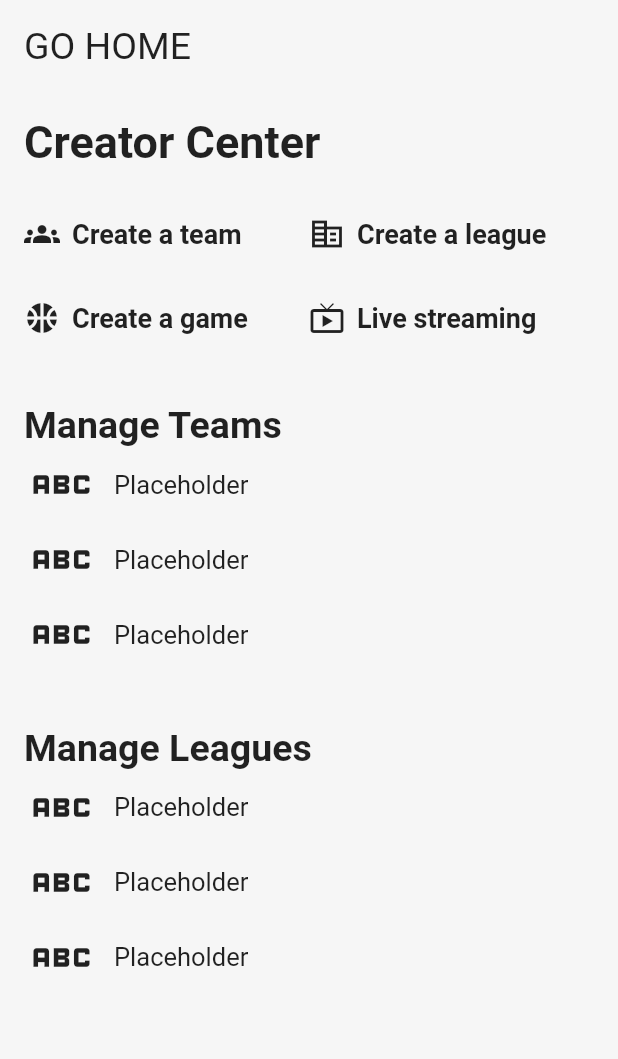
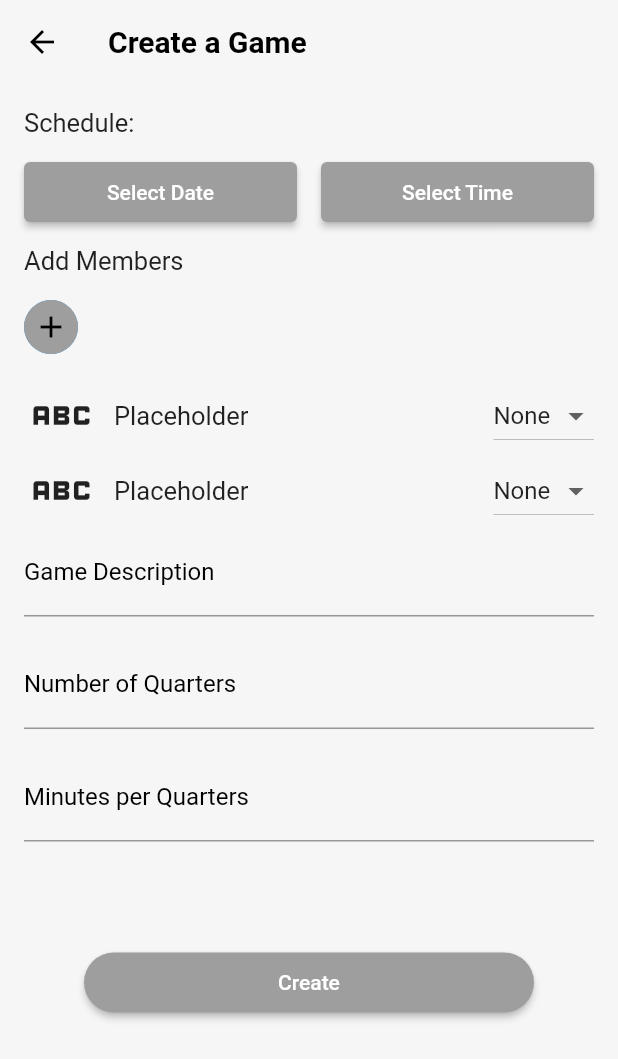
Before and after one commit to leaps-live/leaps-frontend, a Flutter app: the CreateCenterScreen screen opened by its route, after a tap on "Create a game", on a phone screen of 412 x 824 dp. Shown: the top 1059 px of the screen. Run offline on Flutter 3.47's test engine with Material 2 defaults, Android fonts, the phone set to English and light mode, and no system bars; network calls fail.

Commit message:
feat: add create game page and link  to  center

```diff
--- a/lib/main.dart
+++ b/lib/main.dart
@@ -9,6 +9,7 @@ import 'package:leaps_frontend/screens/onboarding_screen.dart';
 import 'package:leaps_frontend/screens/searchMember_screen.dart';
 import 'package:leaps_frontend/screens/userprofile_screen.dart';
 import 'package:leaps_frontend/screens/createcenter_screen.dart';
+import 'package:leaps_frontend/screens/creategame_screen.dart';
 import 'package:leaps_frontend/utils/colors.dart';
 
 void main() {
@@ -44,6 +45,7 @@ class MyApp extends StatelessWidget {
         EditLeagueScreen.routeName: (context) => const EditLeagueScreen(),
         SearchMemberScreen.routeName: (context) => const SearchMemberScreen(),
         CreateCenterScreen.routeName: (context) => const CreateCenterScreen(),
+        CreateGameScreen.routeName: (context) => const CreateGameScreen(),
       },
       home: const MainScreen(),
     );
--- a/lib/screens/createcenter_screen.dart
+++ b/lib/screens/createcenter_screen.dart
@@ -1,6 +1,7 @@
 import 'package:flutter/material.dart';
 import 'package:leaps_frontend/screens/createteam_screen.dart';
 import 'package:leaps_frontend/screens/createLeague_screen.dart';
+import 'package:leaps_frontend/screens/creategame_screen.dart';
 import 'package:leaps_frontend/screens/editleague_screen.dart';
 import 'package:leaps_frontend/screens/editteam_screen.dart';
 
@@ -92,7 +93,10 @@ class _CreateCenterScreenState extends State<CreateCenterScreen> {
                 children: [
                   Expanded(
                     child: GestureDetector(
-                      onTap: () {},
+                      onTap: () {
+                        Navigator.pushNamed(
+                            context, CreateGameScreen.routeName);
+                      },
                       child: const Row(
                         children: [
                           Icon(Icons.sports_basketball), // 添加图标
--- /dev/null
+++ b/lib/screens/creategame_screen.dart
@@ -0,0 +1,299 @@
+import 'package:flutter/material.dart';
+import 'package:leaps_frontend/screens/searchMember_screen.dart';
+
+class CreateGameScreen extends StatefulWidget {
+  const CreateGameScreen({super.key});
+  static const routeName = '/create_game';
+
+  @override
+  State<CreateGameScreen> createState() => _CreateGameScreenState();
+}
+
+class _CreateGameScreenState extends State<CreateGameScreen> {
+  String dropdownValue1 = "None";
+  String dropdownValue2 = "None";
+
+  DateTime? selectedDate;
+  TimeOfDay? selectedTime;
+  String concatenatedDateTime = '';
+
+  Future<void> _selectDate() async {
+    final DateTime? pickedDate = await showDatePicker(
+      context: context,
+      initialDate: DateTime.now(),
+      firstDate: DateTime(2000),
+      lastDate: DateTime(2100),
+    );
+
+    if (pickedDate != null) {
+      setState(() {
+        selectedDate = pickedDate;
+        _updateConcatenatedDateTime();
+      });
+    }
+  }
+
+  Future<void> _selectTime() async {
+    final TimeOfDay? pickedTime = await showTimePicker(
+      context: context,
+      initialTime: TimeOfDay.now(),
+    );
+
+    if (pickedTime != null) {
+      setState(() {
+        selectedTime = pickedTime;
+        _updateConcatenatedDateTime();
+      });
+    }
+  }
+
+  void _updateConcatenatedDateTime() {
+    if (selectedDate != null && selectedTime != null) {
+      final DateTime combinedDateTime = DateTime(
+        selectedDate!.year,
+        selectedDate!.month,
+        selectedDate!.day,
+        selectedTime!.hour,
+        selectedTime!.minute,
+      );
+      concatenatedDateTime = combinedDateTime.toString();
+    } else {
+      concatenatedDateTime = '';
+    }
+  }
+
+  @override
+  Widget build(BuildContext context) {
+    return Scaffold(
+      appBar: AppBar(
+        title: const Text(
+          'Create a Game',
+          style: TextStyle(color: Colors.black),
+        ),
+        iconTheme: const IconThemeData(color: Colors.black),
+      ),
+      body: Padding(
+        padding: const EdgeInsets.all(
+          16,
+        ),
+        child: Column(
+          crossAxisAlignment: CrossAxisAlignment.start,
+          children: [
+            Text(
+              'Schedule: $concatenatedDateTime',
+              style: const TextStyle(fontSize: 17),
+            ),
+            const SizedBox(
+              height: 16,
+            ),
+            Row(
+              children: [
+                Expanded(
+                  child: Container(
+                    width: 120,
+                    height: 40,
+                    child: ElevatedButton(
+                      onPressed: _selectDate,
+                      style: ElevatedButton.styleFrom(
+                        backgroundColor: Colors.grey,
+                      ),
+                      child: const Text('Select Date'),
+                    ),
+                  ),
+                ),
+                const SizedBox(width: 16),
+                Expanded(
+                  child: Container(
+                    width: 120,
+                    height: 40,
+                    child: ElevatedButton(
+                      onPressed: _selectTime,
+                      style: ElevatedButton.styleFrom(
+                        backgroundColor: Colors.grey,
+                      ),
+                      child: const Text('Select Time'),
+                    ),
+                  ),
+                ),
+              ],
+            ),
+            const SizedBox(height: 16),
+            const Text(
+              'Add Members',
+              style: TextStyle(fontSize: 17),
+            ),
+            const SizedBox(height: 16.0),
+            GestureDetector(
+              onTap: () {
+                Navigator.pushNamed(context, SearchMemberScreen.routeName);
+              },
+              child: Container(
+                width: 36,
+                height: 36,
+                decoration: const BoxDecoration(
+                  shape: BoxShape.circle,
+                  color: Colors.blue,
+                ),
+                child: const CircleAvatar(
+                  backgroundColor: Colors.grey,
+                  child: Icon(
+                    Icons.add,
+                    color: Colors.black,
+                  ),
+                ),
+              ),
+            ),
+            const SizedBox(
+              height: 16.0,
+            ),
+            Column(
+              children: [
+                Row(
+                  children: [
+                    const Icon(
+                      Icons.abc,
+                      size: 50,
+                    ),
+                    Expanded(
+                      child: Container(
+                        margin: const EdgeInsets.only(left: 10),
+                        child: const Text(
+                          "Placeholder",
+                          style: TextStyle(fontSize: 17),
+                        ),
+                      ),
+                    ),
+                    Container(
+                      margin: const EdgeInsets.only(left: 10),
+                      child: DropdownButton<String>(
+                        value: dropdownValue1, // default option shown
+                        items: const <DropdownMenuItem<String>>[
+                          DropdownMenuItem<String>(
+                            value: 'None',
+                            child: Text('None'),
+                          ),
+                          DropdownMenuItem<String>(
+                            value: 'Home',
+                            child: Text('Home'),
+                          ),
+                          DropdownMenuItem<String>(
+                            value: 'Away',
+                            child: Text('Away'),
+                          ),
+                        ],
+                        onChanged: (String? value) {
+                          // 处理选择的值
+
+                          setState(() {
+                            dropdownValue1 = value!; // 更新选择的值
+                          });
+                        },
+                      ),
+                    ),
+                  ],
+                ),
+                Row(
+                  children: [
+                    const Icon(
+                      Icons.abc,
+                      size: 50,
+                    ),
+                    Expanded(
+                      child: Container(
+                        margin: const EdgeInsets.only(left: 10),
+                        child: const Text(
+                          "Placeholder",
+                          style: TextStyle(fontSize: 17),
+                        ),
+                      ),
+                    ),
+                    Container(
+                      margin: const EdgeInsets.only(left: 10),
+                      child: DropdownButton<String>(
+                        value: dropdownValue2, // default option shown
+                        items: const <DropdownMenuItem<String>>[
+                          DropdownMenuItem<String>(
+                            value: 'None',
+                            child: Text('None'),
+                          ),
+                          DropdownMenuItem<String>(
+                            value: 'Home',
+                            child: Text('Home'),
+                          ),
+                          DropdownMenuItem<String>(
+                            value: 'Away',
+                            child: Text('Away'),
+                          ),
+                        ],
+                        onChanged: (String? value) {
+                          // 处理选择的值
+
+                          setState(() {
+                            dropdownValue2 = value!; // 更新选择的值
+                          });
+                        },
+                      ),
+                    ),
+                  ],
+                ),
+              ],
+            ),
+            const TextField(
+              decoration: InputDecoration(
+                labelText: 'Game Description',
+                hintText: 'Some description about this game',
+                labelStyle: TextStyle(
+                  color: Colors.black,
+                ),
+              ),
+              keyboardType: TextInputType.number,
+            ),
+            const SizedBox(
+              height: 16,
+            ),
+            const TextField(
+              decoration: InputDecoration(
+                labelText: 'Number of Quarters',
+                // border: InputBorder.none,
+                hintText: 'Number Only',
+                labelStyle: TextStyle(
+                  color: Colors.black,
+                ),
+              ),
+            ),
+            const SizedBox(
+              height: 16,
+            ),
+            const TextField(
+              decoration: InputDecoration(
+                labelText: 'Minutes per Quarters',
+                // border: InputBorder.none,
+                hintText: 'Number only',
+                labelStyle: TextStyle(
+                  color: Colors.black,
+                ),
+              ),
+              keyboardType: TextInputType.number,
+            ),
+            const SizedBox(height: 70.0),
+            Center(
+              child: ElevatedButton(
+                onPressed: () {
+                  // do something after clicking create button
+                },
+                style: ElevatedButton.styleFrom(
+                  backgroundColor: Colors.grey,
+                  fixedSize: const Size(300, 40),
+                  shape: RoundedRectangleBorder(
+                    borderRadius: BorderRadius.circular(20),
+                  ),
+                ),
+                child: const Text('Create'),
+              ),
+            ),
+          ],
+        ),
+      ),
+    );
+  }
+}
--- a/lib/screens/onboarding_screen.dart
+++ b/lib/screens/onboarding_screen.dart
@@ -5,6 +5,7 @@ import 'package:leaps_frontend/screens/createteam_screen.dart';
 import 'package:leaps_frontend/screens/editteam_screen.dart';
 import 'package:leaps_frontend/screens/editleague_screen.dart';
 import 'package:leaps_frontend/screens/createcenter_screen.dart';
+import 'package:leaps_frontend/screens/creategame_screen.dart';
 
 import '../widgets/custom_button.dart';
 
@@ -74,6 +75,14 @@ class OnboardingScreen extends StatelessWidget {
                   Navigator.pushNamed(context, CreateCenterScreen.routeName);
                 },
               )),
+          Padding(
+              padding: const EdgeInsets.symmetric(vertical: 8.0),
+              child: CustomButton(
+                text: 'Create Game',
+                onTap: () {
+                  Navigator.pushNamed(context, CreateGameScreen.routeName);
+                },
+              )),
         ],
       ),
     ));
```
